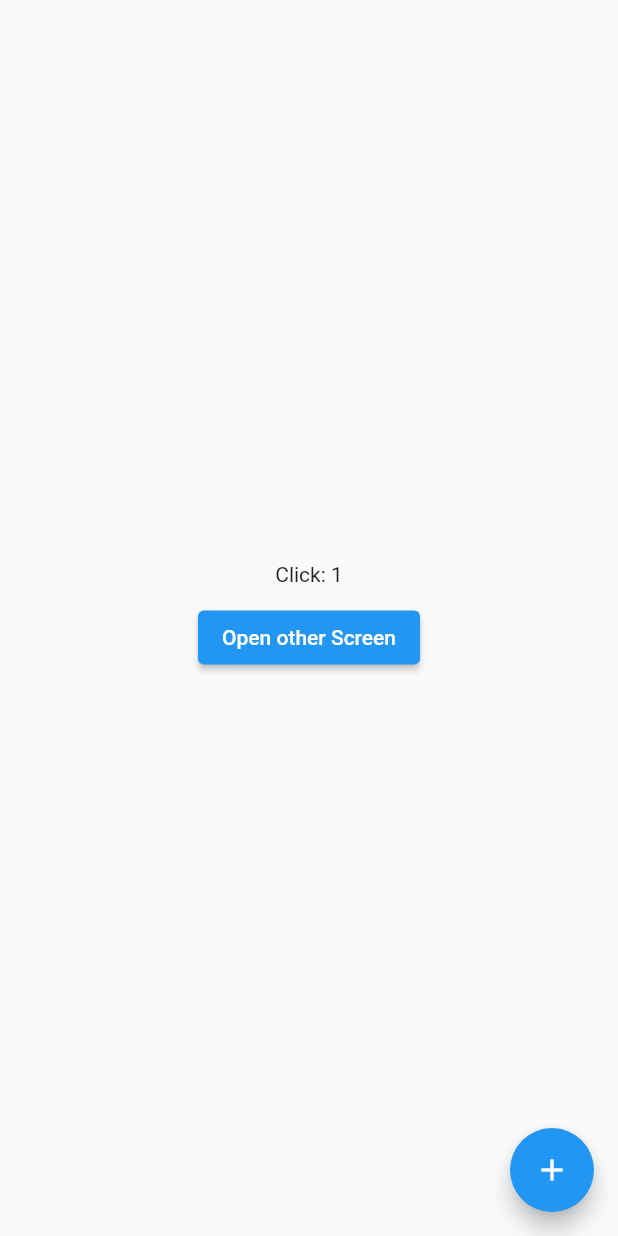
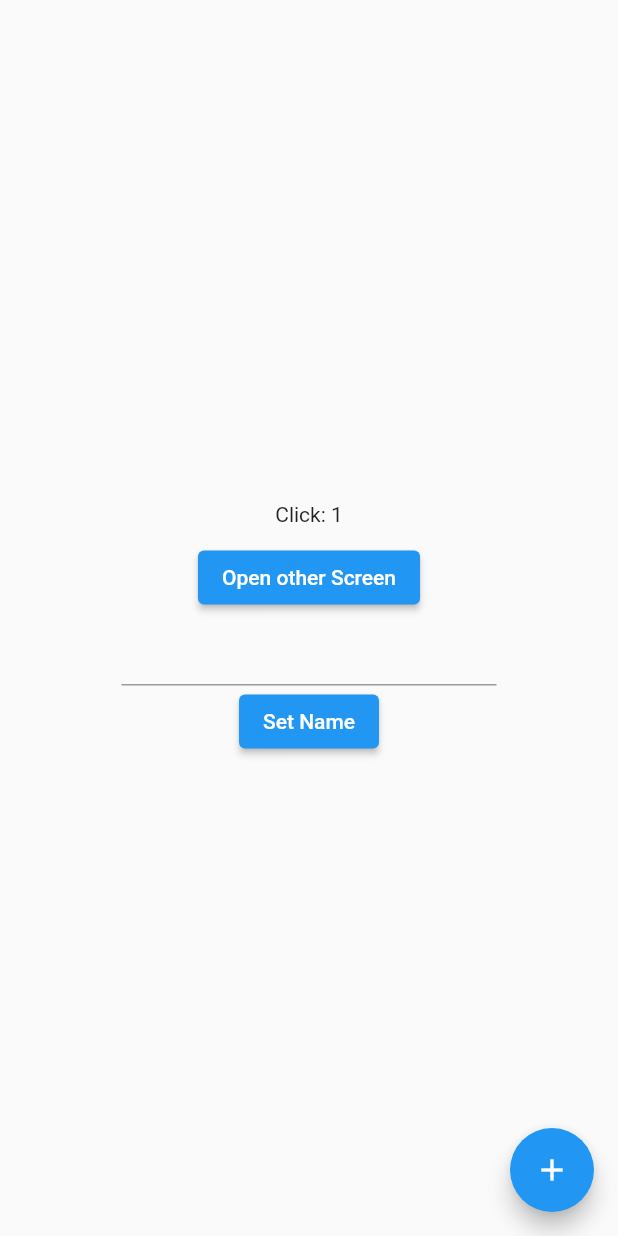
Before and after one commit to dinethsiriwardana/Flutter-GetX, a Flutter app: the screen it shows after launch, after a tap on the "add" icon, on a phone screen of 412 x 824 dp. Run offline on Flutter 3.47's test engine with Material 2 defaults, Android fonts, the phone set to English and light mode, and no system bars; our stand-ins replace get.

```diff
--- /dev/null
+++ b/lib/controllers/counterController.dart
@@ -0,0 +1,14 @@
+import 'package:get/get.dart';
+import 'package:get/get_state_manager/get_state_manager.dart';
+
+class GetController extends GetxController {
+  var counter = 0.obs;
+  var name = "".obs;
+  void increment() {
+    counter++;
+  }
+
+  void reset(reset) {
+    counter.value = reset;
+  }
+}
--- a/lib/screens/home.dart
+++ b/lib/screens/home.dart
@@ -1,21 +1,32 @@
 import 'package:flutter/material.dart';
+import 'package:flutter/services.dart';
 import 'package:flutter/src/foundation/key.dart';
 import 'package:flutter/src/widgets/framework.dart';
 import 'package:get/get.dart';
-import 'package:getx/controllers/counterCountrollers.dart';
+import 'package:getx/controllers/counterController.dart';
 import 'package:getx/screens/other.dart';
 
 class HomeScreen extends StatelessWidget {
-  final CounterController counterController = Get.put(CounterController());
-
+  //get data from counterController.dart
+  final GetController getController = Get.put(GetController());
+  final TextEditingController inputName = TextEditingController();
+  String get inputnametxt => inputName.text;
   @override
   Widget build(BuildContext context) {
     return Scaffold(
-      body: Obx(                       //Never miss this shit
+      body: Obx(
+        //Column as get widgets
         () => Column(
           mainAxisAlignment: MainAxisAlignment.center,
           children: [
-            Center(child: Text("Click: ${counterController.counter.value}")),
+            Center(
+              child: Text(getController.name.value == ""
+                  ? ""
+                  : "Hi ${getController.name.value}"),
+            ),
+            Center(
+              child: Text("Click: ${getController.counter.value}"),
+            ),
             SizedBox(
               height: 10,
             ),
@@ -25,12 +36,24 @@ class HomeScreen extends StatelessWidget {
               },
               child: Text("Open other Screen"),
             ),
+            SizedBox(
+              width: 250,
+              child: TextField(
+                controller: inputName,
+              ),
+            ),
+            ElevatedButton(
+              onPressed: () {
+                getController.name.value = inputnametxt;
+              },
+              child: Text("Set Name"),
+            ),
           ],
         ),
       ),
       floatingActionButton: FloatingActionButton(
         onPressed: () {
-          counterController.increment();
+          getController.increment();
         },
         child: Icon(Icons.add),
       ),
--- a/lib/screens/other.dart
+++ b/lib/screens/other.dart
@@ -1,11 +1,9 @@
 import 'package:flutter/material.dart';
-import 'package:flutter/src/foundation/key.dart';
-import 'package:flutter/src/widgets/framework.dart';
 import 'package:get/get.dart';
-import 'package:getx/controllers/counterCountrollers.dart';
+import 'package:getx/controllers/counterController.dart';
 
 class OtherScreen extends StatelessWidget {
-  final CounterController _counterController = Get.find();
+  final GetController _getController = Get.find();
 
   @override
   Widget build(BuildContext context) {
@@ -16,7 +14,7 @@ class OtherScreen extends StatelessWidget {
           children: [
             Center(
                 child: Text(
-                    "Screen was Clicked ${_counterController.counter.value} times")),
+                    "${_getController.name.value} was Clicked ${_getController.counter.value} times")),
             SizedBox(
               height: 10,
             ),
```
